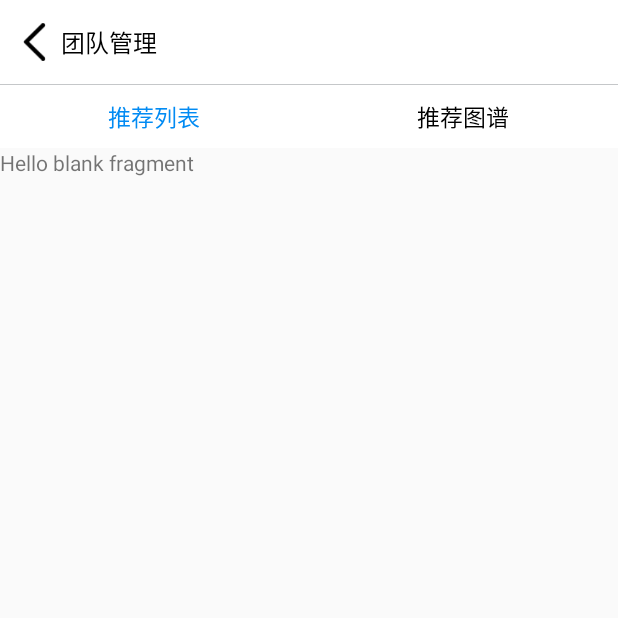
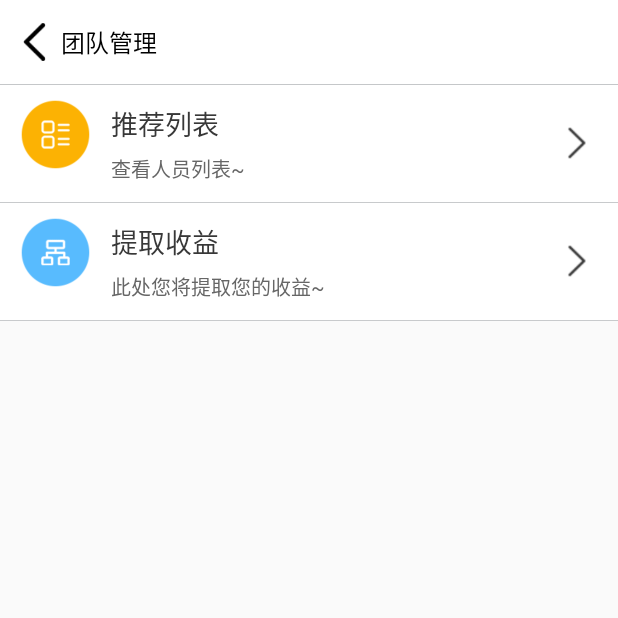
Before and after one commit to btbDriver/PublicFinance, an Android app: the fragment TeamFragment shown on its own in the app's theme, on a phone screen of 412 x 824 dp, the top half of it. Run offline under Robolectric (Android 15) with nearby library versions, the phone set to English and light mode, and no system bars; libraries missing offline, so code that uses them is left out: com.hwangjr.rxbus, me.yokeyword.fragmentation; 1 statement that could not run was skipped.

Commit message:
更新侧导栏团队管理ui

```diff
--- a/app/src/main/java/com/drive/finance/ui/drawer/TeamFragment.kt
+++ b/app/src/main/java/com/drive/finance/ui/drawer/TeamFragment.kt
@@ -16,12 +16,6 @@ import org.jetbrains.anko.onClick
 
 class TeamFragment : BaseFragment() {
 
-    val teamTabLayout by lazy {
-        view?.findViewById(R.id.teamTabLayout) as TabLayout
-    }
-    val viewPager by lazy {
-        view?.findViewById(R.id.viewPager) as ViewPager
-    }
     val simpleTitleBar by lazy {
         view?.findViewById(R.id.simpleTitleBar) as SimpleTitleBar
     }
@@ -33,8 +27,6 @@ class TeamFragment : BaseFragment() {
 
     override fun onViewCreated(view: View?, savedInstanceState: Bundle?) {
         super.onViewCreated(view, savedInstanceState)
-        teamTabLayout.setupWithViewPager(viewPager)
-        viewPager.adapter = TeamPageAdapter(childFragmentManager)
 
         simpleTitleBar.backLayout!!.onClick {
             pop()
@@ -43,23 +35,6 @@ class TeamFragment : BaseFragment() {
 
 }
 
-class TeamPageAdapter(fragmentManager: FragmentManager) : FragmentStatePagerAdapter(fragmentManager) {
-
-    val titles = arrayOf("推荐列表", "推荐图谱")
-
-    override fun getCount(): Int = 2
-
-    override fun getItem(position: Int): Fragment {
-        if (position == 0) {
-            return createTeamRecommendFragment()
-        } else {
-            return createTeamAtlasFragment()
-        }
-    }
-
-    override fun getPageTitle(position: Int): CharSequence = titles[position]
-}
-
 fun createTeamFragment() : TeamFragment {
     return TeamFragment()
 }
--- a/app/src/main/res/layout/fragment_team.xml
+++ b/app/src/main/res/layout/fragment_team.xml
@@ -18,25 +18,131 @@
         android:background="@color/lineColor"
         />
 
-    <android.support.design.widget.TabLayout
-        android:id="@+id/teamTabLayout"
-        android:layout_width="match_parent"
-        android:layout_height="42dp"
-        android:background="@android:color/white"
-        app:tabBackground="?attr/selectableItemBackgroundBorderless"
-        app:tabIndicatorHeight="0dp"
-        app:tabMode="fixed"
-        app:tabSelectedTextColor="#ff028bf3"
-        app:tabTextColor="@android:color/black"
-        app:tabTextAppearance = "@style/tabLayoutTextSize"
-        />
-
-    <android.support.v4.view.ViewPager
-        android:id="@+id/viewPager"
+    <LinearLayout
         android:layout_width="match_parent"
         android:layout_height="wrap_content"
-        android:overScrollMode="never"
-        />
+        android:orientation="vertical"
+        android:background="@android:color/white"
+        >
 
+        <RelativeLayout
+            android:id="@+id/teamSuggestLayout"
+            android:layout_width="match_parent"
+            android:layout_height="wrap_content"
+            android:paddingLeft="12dp"
+            android:paddingRight="12dp"
+            android:paddingTop="8dp"
+            android:paddingBottom="8dp"
+            >
+            <ImageView
+                android:id="@+id/teamSuggestImage"
+                android:layout_width="50dp"
+                android:layout_height="50dp"
+                android:src="@drawable/suggest_list"
+                />
+
+            <LinearLayout
+                android:layout_width="wrap_content"
+                android:layout_height="wrap_content"
+                android:orientation="vertical"
+                android:layout_toRightOf="@id/teamSuggestImage"
+                android:layout_marginLeft="8dp"
+                android:padding="4dp"
+                >
+
+                <TextView
+                    android:layout_width="wrap_content"
+                    android:layout_height="wrap_content"
+                    android:text="推荐列表"
+                    android:textSize="18sp"
+                    android:textColor="@color/f2"
+                    />
+
+                <TextView
+                    android:layout_width="wrap_content"
+                    android:layout_height="wrap_content"
+                    android:text="查看人员列表~"
+                    android:textSize="13sp"
+                    android:textColor="@color/f3"
+                    android:layout_marginTop="6dp"
+                    />
+
+            </LinearLayout>
+
+            <ImageView
+                android:layout_width="30dp"
+                android:layout_height="30dp"
+                android:src="@drawable/arrow_right"
+                android:layout_alignParentRight="true"
+                android:layout_centerVertical="true"
+                />
+        </RelativeLayout>
+
+        <View
+            android:layout_width="match_parent"
+            android:layout_height="1px"
+            android:background="@color/lineColor"
+            />
+
+        <RelativeLayout
+            android:id="@+id/teamAtlasLayout"
+            android:layout_width="match_parent"
+            android:layout_height="wrap_content"
+            android:paddingLeft="12dp"
+            android:paddingRight="12dp"
+            android:paddingTop="8dp"
+            android:paddingBottom="8dp"
+            >
+            <ImageView
+                android:id="@+id/teamAtlasImage"
+                android:layout_width="50dp"
+                android:layout_height="50dp"
+                android:src="@drawable/suggest_atlas"
+                />
+
+            <LinearLayout
+                android:layout_width="wrap_content"
+                android:layout_height="wrap_content"
+                android:orientation="vertical"
+                android:layout_toRightOf="@id/teamAtlasImage"
+                android:layout_marginLeft="8dp"
+                android:padding="4dp"
+                >
+
+                <TextView
+                    android:layout_width="wrap_content"
+                    android:layout_height="wrap_content"
+                    android:text="提取收益"
+                    android:textSize="18sp"
+                    android:textColor="@color/f2"
+                    />
+
+                <TextView
+                    android:layout_width="wrap_content"
+                    android:layout_height="wrap_content"
+                    android:text="此处您将提取您的收益~"
+                    android:textSize="13sp"
+                    android:textColor="@color/f3"
+                    android:layout_marginTop="6dp"
+                    />
+
+            </LinearLayout>
+
+            <ImageView
+                android:layout_width="30dp"
+                android:layout_height="30dp"
+                android:src="@drawable/arrow_right"
+                android:layout_alignParentRight="true"
+                android:layout_centerVertical="true"
+                />
+        </RelativeLayout>
+
+        <View
+            android:layout_width="match_parent"
+            android:layout_height="1px"
+            android:background="@color/lineColor"
+            />
+
+    </LinearLayout>
 
 </LinearLayout>
```
Also changed, not shown: app/src/main/res/drawable/suggest_atlas.png (added), app/src/main/res/drawable/suggest_list.png (added).
